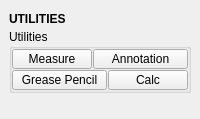
Before: the Qt Designer form tentacle/ui/utilities.ui in m3trik/tentacle, drawn with Qt 5.
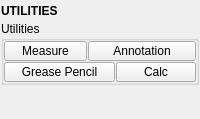
After: the same form once the commit is applied. Custom widgets are drawn as their Qt base class.

Patch:
```diff
--- a/tentacle/ui/utilities.ui
+++ b/tentacle/ui/utilities.ui
@@ -33,6 +33,18 @@
     </size>
    </property>
    <layout class="QVBoxLayout" name="verticalLayout_2">
+    <property name="leftMargin">
+     <number>1</number>
+    </property>
+    <property name="topMargin">
+     <number>1</number>
+    </property>
+    <property name="rightMargin">
+     <number>1</number>
+    </property>
+    <property name="bottomMargin">
+     <number>1</number>
+    </property>
     <item>
      <layout class="QVBoxLayout" name="verticalLayout">
       <property name="spacing">
```
